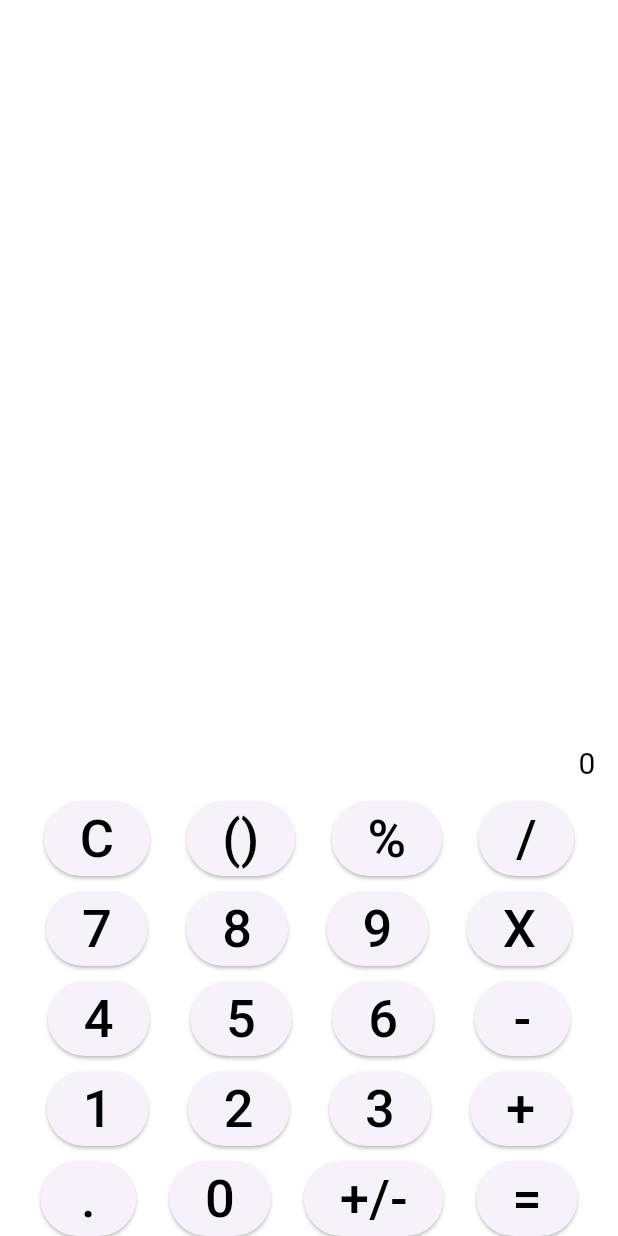
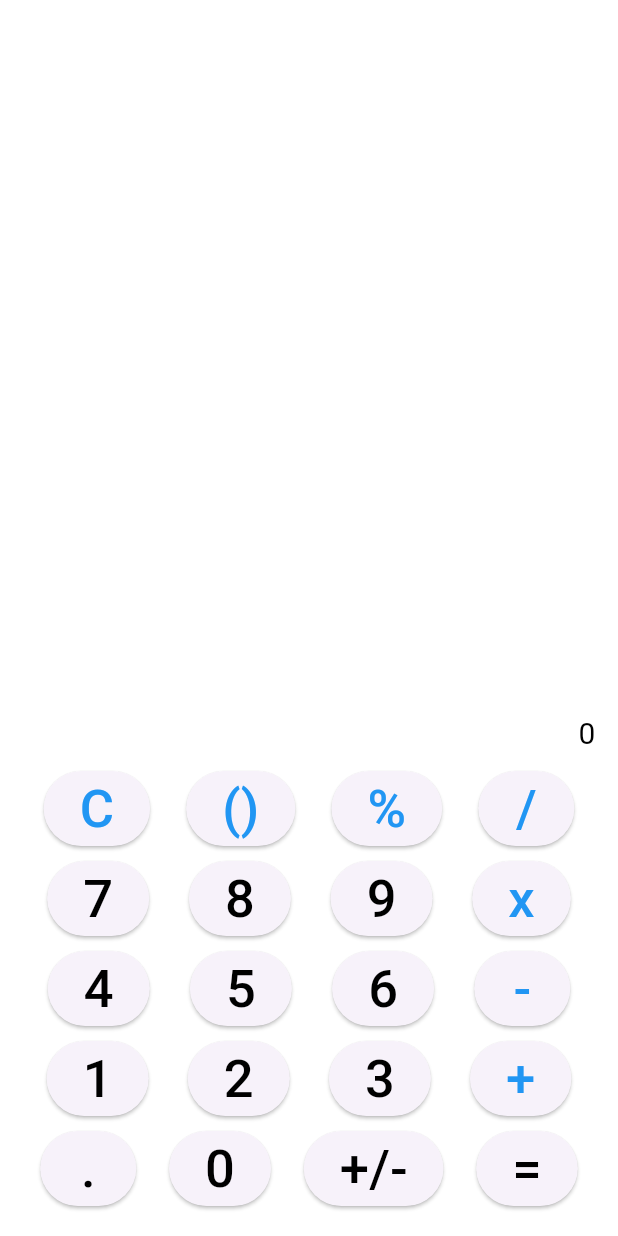
Before and after one commit to Sardar219/Calculator-App, a Flutter app: the screen it shows after launch, on a phone screen of 412 x 824 dp. Run offline on Flutter 3.47's test engine with Material 3 defaults, Android fonts, the phone set to English and light mode, and no system bars.

Commit message:
made buttons and styles

```diff
--- a/lib/main.dart
+++ b/lib/main.dart
@@ -55,10 +55,10 @@ class _CalculatorState extends State<Calculator> {
               Row(
                 mainAxisAlignment: MainAxisAlignment.spaceEvenly,
                 children: [
-                  calcbutton("C", Colors.black),
-                  calcbutton("()", Colors.black),
-                  calcbutton("%", Colors.black),
-                  calcbutton("/", Colors.black),
+                  calcbutton("C", Colors.blue),
+                  calcbutton("()", Colors.blue),
+                  calcbutton("%", Colors.blue),
+                  calcbutton("/", Colors.blue),
                 ],
               ),
               SizedBox(height: 10,),
@@ -68,7 +68,7 @@ class _CalculatorState extends State<Calculator> {
                   calcbutton("7", Colors.black),
                   calcbutton("8", Colors.black),
                   calcbutton("9", Colors.black),
-                  calcbutton("X", Colors.black),
+                  calcbutton("x", Colors.blue),
                 ],
               ),
               SizedBox(height: 10,),
@@ -78,7 +78,7 @@ class _CalculatorState extends State<Calculator> {
                   calcbutton("4", Colors.black),
                   calcbutton("5", Colors.black),
                   calcbutton("6", Colors.black),
-                  calcbutton("-", Colors.black),
+                  calcbutton("-", Colors.blue),
                 ],
               ),
               SizedBox(height: 10,),
@@ -88,7 +88,7 @@ class _CalculatorState extends State<Calculator> {
                   calcbutton("1", Colors.black),
                   calcbutton("2", Colors.black),
                   calcbutton("3", Colors.black),
-                  calcbutton("+", Colors.black),
+                  calcbutton("+", Colors.blue),
                 ],
               ),
               SizedBox(height: 10,),
@@ -101,6 +101,7 @@ class _CalculatorState extends State<Calculator> {
                   calcbutton("=", Colors.black),
                 ],
               ),
+              SizedBox(height: 20,)
           ],),
         ),
       ),
```
